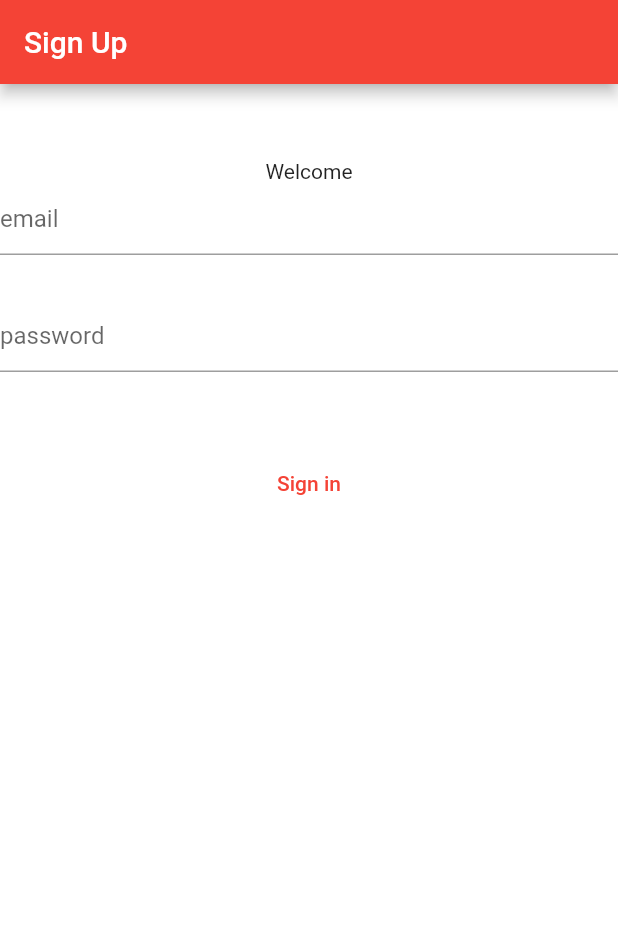
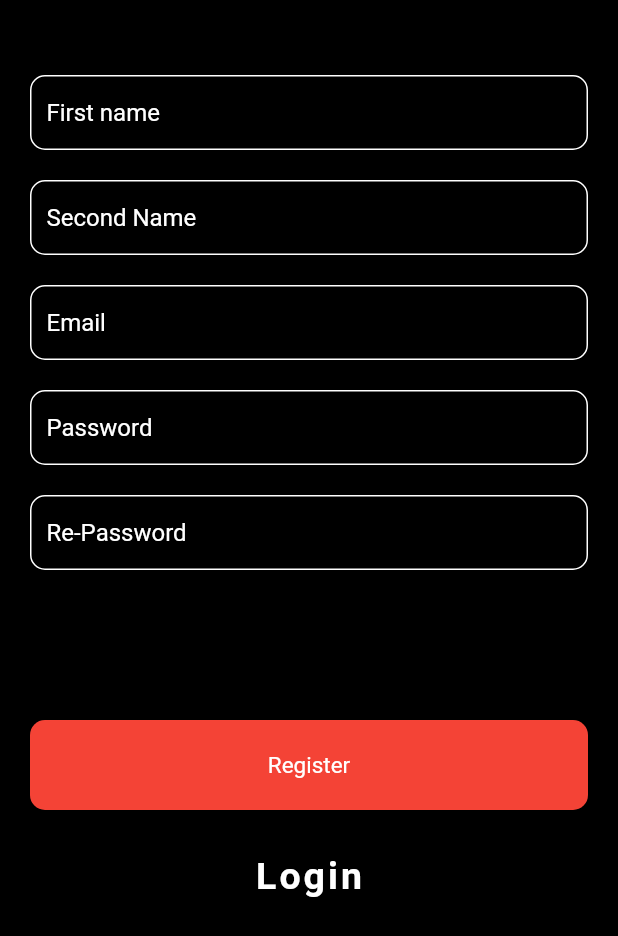
Before and after one commit to johnomeyo/cinema_app, a Flutter app: the screen it shows after launch, on a phone screen of 412 x 824 dp. Shown: the top 936 px of the screen. Run offline on Flutter 3.47's test engine with Material 2 defaults, Android fonts, the phone set to English and light mode, and no system bars; our stand-ins replace carousel_slider, device_preview, firebase_auth, firebase_core, google_nav_bar; accounts and stored records are empty.

Commit message:
sign-up page

```diff
--- a/cinema_app/lib/components/essentials.dart
+++ b/cinema_app/lib/components/essentials.dart
@@ -60,7 +60,7 @@ class MyButton extends StatelessWidget {
   @override
   Widget build(BuildContext context) {
     return Padding(
-      padding: const EdgeInsets.symmetric(horizontal: 10),
+      padding: const EdgeInsets.symmetric(horizontal: 20),
       child: Container(
         height: 60,
         decoration: BoxDecoration(
--- a/cinema_app/lib/get_started/sign_up_page.dart
+++ b/cinema_app/lib/get_started/sign_up_page.dart
@@ -1,11 +1,16 @@
+import 'package:cinema_app/get_started/login_page.dart';
 import 'package:firebase_auth/firebase_auth.dart';
 import 'package:flutter/material.dart';
+
+import '../components/essentials.dart';
+
 class SignUp extends StatelessWidget {
   SignUp({super.key});
 
-
   final emailController = TextEditingController();
-
+  final firstNameController = TextEditingController();
+  final secondNameController = TextEditingController();
+  final repasswordController = TextEditingController();
   final passwordController = TextEditingController();
 
   void signUp() async {
@@ -17,32 +22,137 @@ class SignUp extends StatelessWidget {
   @override
   Widget build(BuildContext context) {
     return Scaffold(
-      appBar: AppBar(title: const Text("Sign Up"),),
-      backgroundColor: Colors.white,
-      body: Column(
+
+      backgroundColor: Colors.black,
+      body: SingleChildScrollView(
+        child: Column(
+          crossAxisAlignment: CrossAxisAlignment.center,
           children: [
             const SizedBox(
               height: 50,
             ),
-          const Text("Welcome"),
-          TextField(
-            controller: emailController,
-            decoration: const InputDecoration(hintText: "email"),
+            Padding(
+              padding: const EdgeInsets.symmetric(horizontal: 20),
+              child: Container(
+                decoration: BoxDecoration(
+                    borderRadius: BorderRadius.circular(10),
+                    border: Border.all(color: Colors.white)),
+                child: TextField(
+                  controller: firstNameController,
+                  decoration: const InputDecoration(
+                    hintText: "First name",
+                    hintStyle: TextStyle(color: Colors.white),
+                    border: InputBorder.none,
+                    contentPadding: EdgeInsets.all(10.0),
+                  ),
+                ),
+              ),
             ),
             const SizedBox(
-            height: 30,
+              height: 20,
             ),
-          TextField(
-            controller: passwordController,
-            decoration: const InputDecoration(hintText: "password"),
+            Padding(
+              padding: const EdgeInsets.symmetric(horizontal: 20),
+              child: Container(
+                decoration: BoxDecoration(
+                    borderRadius: BorderRadius.circular(10),
+                    border: Border.all(color: Colors.white)),
+                child: TextField(
+                  controller: secondNameController,
+                  decoration: const InputDecoration(
+                    hintText: "Second Name",
+                    hintStyle: TextStyle(color: Colors.white),
+                    border: InputBorder.none,
+                    contentPadding: EdgeInsets.all(10.0),
+                  ),
+                ),
+              ),
             ),
             const SizedBox(
-            height: 50,
+              height: 20,
             ),
-          TextButton(onPressed: signUp, child: const Text("Sign in"))
+            Padding(
+              padding: const EdgeInsets.symmetric(horizontal: 20),
+              child: Container(
+                decoration: BoxDecoration(
+                    borderRadius: BorderRadius.circular(10),
+                    border: Border.all(color: Colors.white)),
+                child: TextField(
+                  controller: emailController,
+                  decoration: const InputDecoration(
+                    hintText: "Email",
+                    hintStyle: TextStyle(color: Colors.white),
+                    border: InputBorder.none,
+                    contentPadding: EdgeInsets.all(10.0),
+                  ),
+                ),
+              ),
+            ),
+            const SizedBox(
+              height: 20,
+            ),
+            Padding(
+              padding: const EdgeInsets.symmetric(horizontal: 20),
+              child: Container(
+                decoration: BoxDecoration(
+                    borderRadius: BorderRadius.circular(10),
+                    border: Border.all(color: Colors.white)),
+                child: TextField(
+                  controller: passwordController,
+                  decoration: const InputDecoration(
+                    hintText: "Password",
+                    hintStyle: TextStyle(color: Colors.white),
+                    border: InputBorder.none,
+                    contentPadding: EdgeInsets.all(10.0),
+                  ),
+                ),
+              ),
+            ),
+            const SizedBox(
+              height: 20,
+            ),
+            Padding(
+              padding: const EdgeInsets.symmetric(horizontal: 20),
+              child: Container(
+                decoration: BoxDecoration(
+                    borderRadius: BorderRadius.circular(10),
+                    border: Border.all(color: Colors.white)),
+                child: TextField(
+                  controller: repasswordController,
+                  decoration: const InputDecoration(
+                    hintText: "Re-Password",
+                    hintStyle: TextStyle(color: Colors.white),
+                    border: InputBorder.none,
+                    contentPadding: EdgeInsets.all(10.0),
+                  ),
+                ),
+              ),
+            ),
+            const SizedBox(
+              height: 100,
+            ),
+            // const Spacer(flex: 2,),
+            GestureDetector(
+                onTap: signUp, child: const MyButton(buttonName: "Register")),
+            const SizedBox(
+              height: 20,
+            ),
+            TextButton(
+                onPressed: () {
+                  Navigator.push(context,
+                      MaterialPageRoute(builder: (context) => LoginPage()));
+                },
+                child: const Text(
+                  "Login",
+                  style: TextStyle(
+                      color: Colors.white,
+                      fontWeight: FontWeight.w600,
+                      letterSpacing: 2,
+                      fontSize: 25),
+                )),
           ],
+        ),
       ),
     );
   }
-
 }
--- a/cinema_app/lib/main.dart
+++ b/cinema_app/lib/main.dart
@@ -3,8 +3,6 @@ import 'package:cinema_app/navigation_pages/favorites.dart';
 import 'package:cinema_app/navigation_pages/homepage.dart';
 import 'package:cinema_app/navigation_pages/profile.dart';
 import 'package:cinema_app/navigation_pages/tickets.dart';
-import 'package:cinema_app/pages/auth_page.dart';
-import 'package:cinema_app/pages/login.dart';
 import 'package:cinema_app/providers.dart';
 import 'package:flutter/material.dart';
 import 'package:device_preview/device_preview.dart';
@@ -53,7 +51,7 @@ class MyApp extends StatelessWidget {
         locale: DevicePreview.locale(context),
         builder: DevicePreview.appBuilder,
         darkTheme: ThemeData.dark(),
-        home:  const AuthPage(),
+        home:  SignUp(),
       ),
     );
   }
```
Lines whose indentation alone changed are shown as unchanged.
